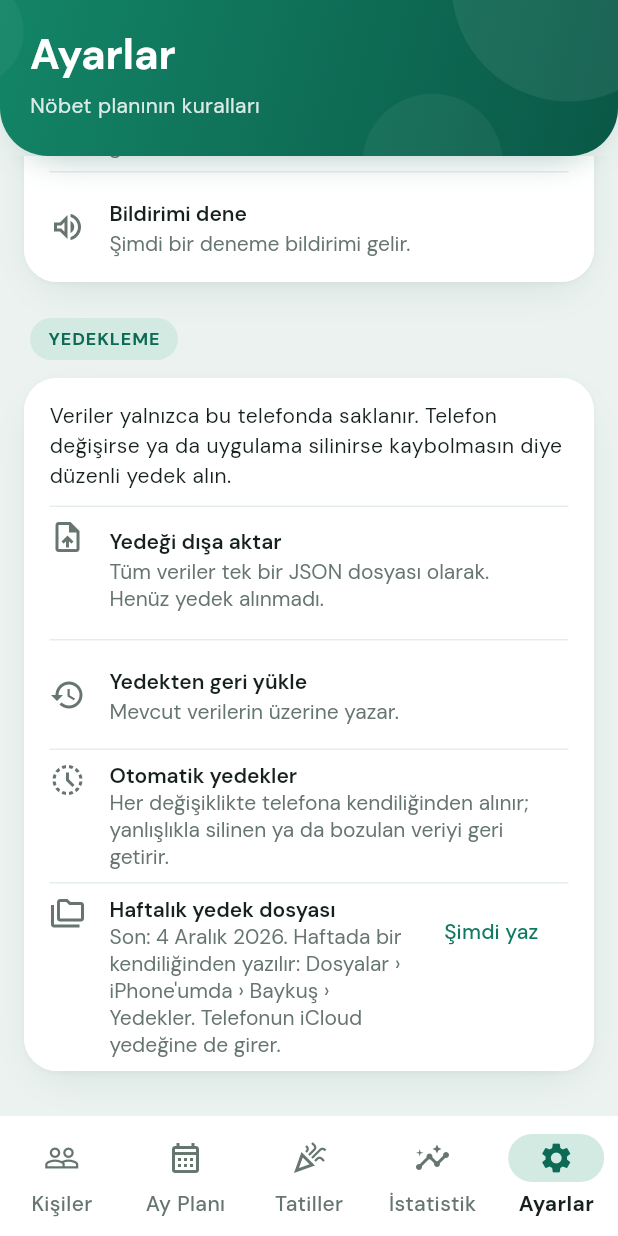
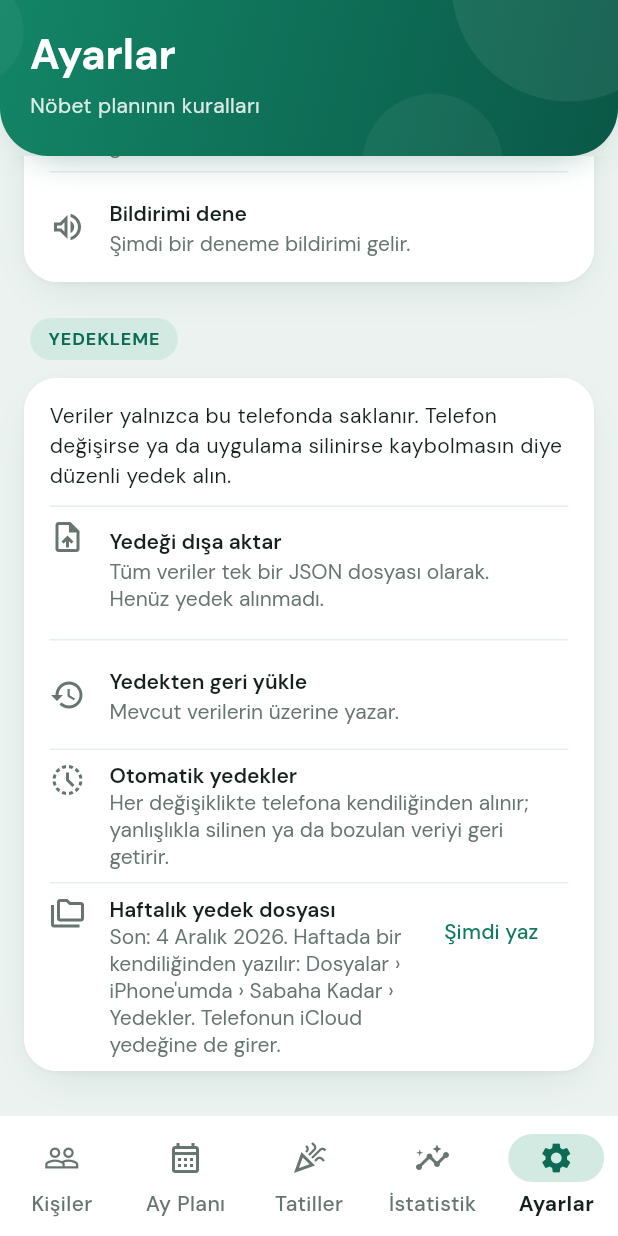
Before and after one commit to mervebesik14/nobet, a Flutter app: the screen it shows after launch, item 5 of the bottom bar chosen, scrolled down 2446 dp, on a phone screen of 412 x 824 dp. Run offline on Flutter 3.47's test engine with Material 3 defaults, Android fonts, the phone set to English and light mode, and no system bars; our stand-ins replace file_picker, flutter_local_notifications, flutter_native_contact_picker, flutter_riverpod, hive_ce, hive_ce_flutter and 5 more; missing offline and left inert: device_calendar_plus; accounts and stored records are empty; statements that could not run were skipped.

Commit message:
Uygulamanın adı Sabaha Kadar; simge: gece göğü, doğan güneş, EKG çizgisi
Paket kimliği aynı kaldı; telefondaki veriler korunur.

Co-Authored-By: Claude Opus 5.5 <noreply@anthropic.com>
Claude-Session: https://claude.ai/code/session_01Y1rGiZaaKPQZyhnhoZdPnr

```diff
--- a/lib/app.dart
+++ b/lib/app.dart
@@ -27,7 +27,7 @@ class NobetApp extends ConsumerWidget {
     ref.watch(shiftReminderWatcherProvider);
     return MaterialApp(
       themeMode: ref.watch(themeModeProvider),
-      title: 'Baykuş',
+      title: 'Sabaha Kadar',
       debugShowCheckedModeBanner: false,
       locale: const Locale('tr', 'TR'),
       supportedLocales: const [Locale('tr', 'TR')],
--- a/lib/data/backup_service.dart
+++ b/lib/data/backup_service.dart
@@ -70,7 +70,9 @@ class BackupService {
       throw const BackupFormatException('Dosya geçerli bir JSON değil.');
     }
     if (decoded is! Map<String, dynamic> || decoded['format'] != format) {
-      throw const BackupFormatException('Bu dosya bir Baykuş yedeği değil.');
+      throw const BackupFormatException(
+        'Bu dosya bir Sabaha Kadar yedeği değil.',
+      );
     }
     final v = decoded['version'];
     if (v is! int || v > version) {
--- a/lib/data/weekly_file_backup.dart
+++ b/lib/data/weekly_file_backup.dart
@@ -11,7 +11,7 @@ import 'backup_service.dart';
 import 'providers.dart';
 
 /// Haftalık yedeklerin yazıldığı klasör: uygulamanın Belgeler klasöründe
-/// "Yedekler". iPhone'da Dosyalar › iPhone'umda › Baykuş › Yedekler'de
+/// "Yedekler". iPhone'da Dosyalar › iPhone'umda › Sabaha Kadar › Yedekler'de
 /// görünür (Info.plist: UIFileSharingEnabled); telefonun iCloud yedeğine
 /// de girer. Testlerde geçici bir klasörle değiştirilir.
 class BackupFolder {
--- a/lib/features/month/month_reminder_notifications.dart
+++ b/lib/features/month/month_reminder_notifications.dart
@@ -132,7 +132,7 @@ ScheduledNotification monthReminderNotification(
 ) => (
   id: monthReminderFirstId + index,
   at: n.at,
-  title: 'Baykuş',
+  title: 'Sabaha Kadar',
   body:
       '${turkishMonthNames[n.month.month - 1]} listesi henüz oluşturulmadı. '
       'İstenmeyen günleri ve izinleri toplamaya başla.',
--- a/lib/features/roster/fairness_report_pdf.dart
+++ b/lib/features/roster/fairness_report_pdf.dart
@@ -206,7 +206,7 @@ Future<Uint8List> buildFairnessReportPdf({
         mainAxisAlignment: pw.MainAxisAlignment.spaceBetween,
         children: [
           pw.Text(
-            'Baykuş ile hazırlandı · $date',
+            'Sabaha Kadar ile hazırlandı · $date',
             style: const pw.TextStyle(fontSize: 8, color: _muted),
           ),
           pw.Text(
--- a/lib/features/roster/personal_roster_pdf.dart
+++ b/lib/features/roster/personal_roster_pdf.dart
@@ -47,7 +47,7 @@ Future<Uint8List> buildPersonalRosterPdf({
           mainAxisAlignment: pw.MainAxisAlignment.spaceBetween,
           children: [
             pw.Text(
-              'Baykuş · $created',
+              'Sabaha Kadar · $created',
               style: const pw.TextStyle(fontSize: 8, color: _muted),
             ),
             pw.Text(
--- a/lib/features/roster/roster_page.dart
+++ b/lib/features/roster/roster_page.dart
@@ -2071,7 +2071,7 @@ class _RosterPageState extends ConsumerState<RosterPage> {
     final access = await calendar.requestAccess();
     if (access == CalendarAccess.none) {
       _notify(
-        'Takvim izni yok. Telefonun Ayarlar > Baykuş > Takvimler bölümünden '
+        'Takvim izni yok. Telefonun Ayarlar > Sabaha Kadar > Takvimler bölümünden '
         'izin verin.',
       );
       return;
--- a/lib/features/settings/settings_page.dart
+++ b/lib/features/settings/settings_page.dart
@@ -528,7 +528,7 @@ class SettingsPage extends ConsumerWidget {
                     null => 'Henüz yazılmadı. ',
                   }}'
                   'Haftada bir kendiliğinden yazılır: Dosyalar › iPhone\'umda '
-                  '› Baykuş › Yedekler. Telefonun iCloud yedeğine de girer.',
+                  '› Sabaha Kadar › Yedekler. Telefonun iCloud yedeğine de girer.',
                 ),
                 isThreeLine: true,
                 trailing: TextButton(
@@ -725,7 +725,7 @@ class SettingsPage extends ConsumerWidget {
         if (context.mounted) {
           _notify(
             context,
-            'Bildirim izni yok. Telefonun Ayarlar > Bildirimler > Baykuş '
+            'Bildirim izni yok. Telefonun Ayarlar > Bildirimler > Sabaha Kadar '
             'bölümünden izin verin.',
           );
         }
@@ -733,7 +733,7 @@ class SettingsPage extends ConsumerWidget {
       }
       await service.show(
         id: monthReminderFirstId - 1,
-        title: 'Baykuş',
+        title: 'Sabaha Kadar',
         body: 'Deneme: ay başı hatırlatması böyle gelecek.',
       );
     } catch (e) {
--- a/lib/features/statistics/person_report_pdf.dart
+++ b/lib/features/statistics/person_report_pdf.dart
@@ -113,7 +113,7 @@ Future<Uint8List> buildPersonReportPdf({
         mainAxisAlignment: pw.MainAxisAlignment.spaceBetween,
         children: [
           pw.Text(
-            'Baykuş · $created',
+            'Sabaha Kadar · $created',
             style: const pw.TextStyle(fontSize: 8, color: _muted),
           ),
           pw.Text(
--- a/lib/logic/roster_calendar.dart
+++ b/lib/logic/roster_calendar.dart
@@ -171,7 +171,7 @@ class RosterCalendar {
     final lines = <String>[
       'BEGIN:VCALENDAR',
       'VERSION:2.0',
-      'PRODID:-//Baykuş//Nöbet Listesi//TR',
+      'PRODID:-//Sabaha Kadar//Nöbet Listesi//TR',
       'CALSCALE:GREGORIAN',
       'METHOD:PUBLISH',
       'X-WR-CALNAME:${_escape('${person.name} nöbetleri')}',
```
Also changed, not shown: assets/icon/icon.png, assets/icon/icon_background.png, assets/icon/icon_foreground.png, 42 other files.
